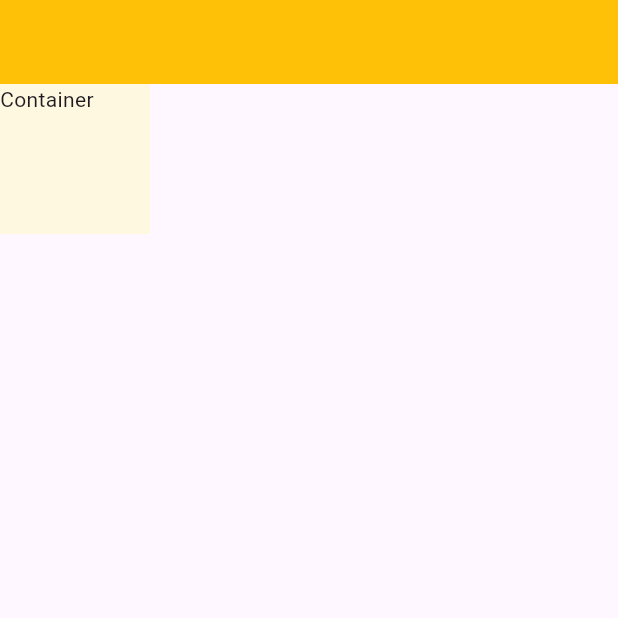
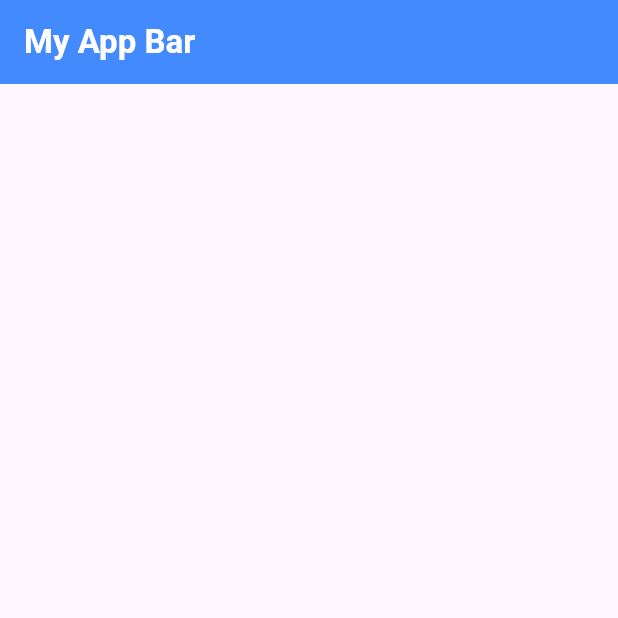
Before and after one commit to moobin015/flutter_application_1, a Flutter app: the screen it shows after launch, on a phone screen of 412 x 824 dp, the top half of it. Run offline on Flutter 3.47's test engine with Material 3 defaults, Android fonts, the phone set to English and light mode, and no system bars.

Commit message:
dart tow

```diff
--- a/lib/main.dart
+++ b/lib/main.dart
@@ -1,7 +1,7 @@
 import 'package:flutter/material.dart';
 
 void main() {
-  runApp(Myapp());
+  runApp(const Myapp());
 }
 
 class Myapp extends StatelessWidget {
@@ -10,14 +10,18 @@ class Myapp extends StatelessWidget {
   @override
   Widget build(BuildContext context) {
     return MaterialApp(
+      debugShowCheckedModeBanner: false,
       home: Scaffold(
-        appBar: AppBar(backgroundColor: Colors.amber,),
-        body:
-        Container(
-          height: 100,
-          width: 100,
-          color: Colors.amber.shade50,
-          child: Text('Container'),),
+        appBar: AppBar(
+          backgroundColor: Colors.blueAccent,
+          title: const Text(
+            'My App Bar',
+            style: TextStyle(
+              color: Colors.white,
+              fontWeight: FontWeight.bold,
+            ),
+          ),
+        ),
       ),
     );
   }
```
